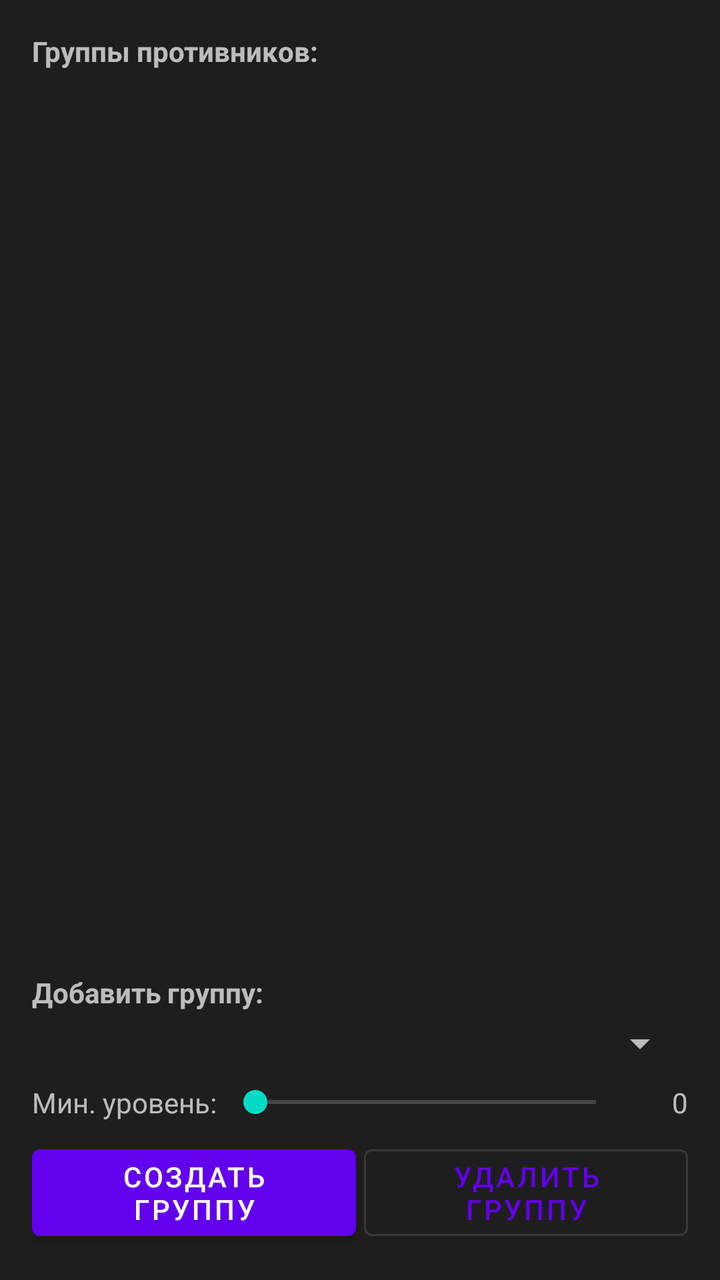
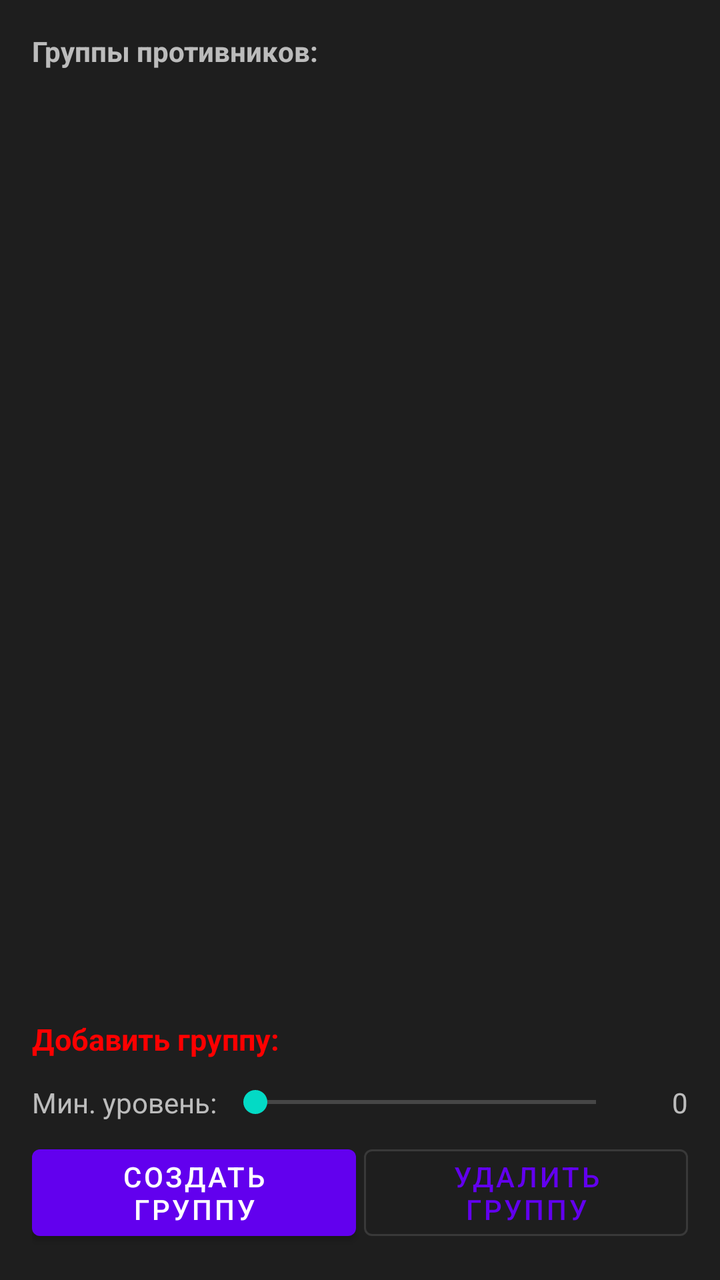

The first picture is an Android layout as it rendered before a commit; the second is the same layout after the commit. The layout source and the unified diff follow.
<!-- AndroidManifest.xml: application theme Theme.ABClient -->
<!-- res/layout/tab_autoboi_groups.xml -->
<?xml version="1.0" encoding="utf-8"?>
<LinearLayout xmlns:android="http://schemas.android.com/apk/res/android"
    android:layout_width="match_parent"
    android:layout_height="match_parent"
    android:orientation="vertical"
    android:padding="16dp"
    android:background="@color/ab_autoboi_bg"
    android:theme="@style/ThemeOverlay.MaterialComponents.Dark">

    
    <TextView
        android:layout_width="match_parent"
        android:layout_height="wrap_content"
        android:text="Группы противников:"
        android:textStyle="bold"
        android:layout_marginBottom="4dp" />

    <androidx.recyclerview.widget.RecyclerView
        android:id="@+id/recyclerGroups"
        android:layout_width="match_parent"
        android:layout_height="0dp"
        android:layout_weight="1"
        android:layout_marginBottom="8dp" />

    
    <TextView
        android:layout_width="match_parent"
        android:layout_height="wrap_content"
        android:text="Добавить группу:"
        android:textStyle="bold"
        android:layout_marginBottom="4dp" />

    <Spinner
        android:id="@+id/spinnerBotClass"
        android:layout_width="match_parent"
        android:layout_height="wrap_content"
        android:layout_marginBottom="8dp" />

    <LinearLayout
        android:layout_width="match_parent"
        android:layout_height="wrap_content"
        android:orientation="horizontal"
        android:gravity="center_vertical"
        android:layout_marginBottom="8dp">

        <TextView
            android:layout_width="wrap_content"
            android:layout_height="wrap_content"
            android:text="Мин. уровень: " />

        <SeekBar
            android:id="@+id/seekNewGroupLevel"
            android:layout_width="0dp"
            android:layout_height="wrap_content"
            android:layout_weight="1"
            android:max="33" />

        <TextView
            android:id="@+id/tvNewGroupLevel"
            android:layout_width="30dp"
            android:layout_height="wrap_content"
            android:gravity="end"
            android:text="0" />

    </LinearLayout>

    <LinearLayout
        android:layout_width="match_parent"
        android:layout_height="wrap_content"
        android:orientation="horizontal">

        <Button
            android:id="@+id/btnCreateGroup"
            android:layout_width="0dp"
            android:layout_height="wrap_content"
            android:layout_weight="1"
            android:text="Создать группу"
            android:layout_marginEnd="4dp" />

        <Button
            android:id="@+id/btnDeleteGroup"
            android:layout_width="0dp"
            android:layout_height="wrap_content"
            android:layout_weight="1"
            android:text="Удалить группу"
            style="@style/Widget.MaterialComponents.Button.OutlinedButton" />

    </LinearLayout>

</LinearLayout>
<!-- resources referenced by this layout -->
<resources>
  <color name="ab_autoboi_bg">#1E1E1E</color>
  <style name="Theme.ABClient" parent="Theme.MaterialComponents.DayNight.DarkActionBar">
          
          <item name="colorPrimary">@color/purple_500</item>
          <item name="colorPrimaryVariant">@color/purple_700</item>
          <item name="colorOnPrimary">@color/white</item>
          
          <item name="colorSecondary">@color/teal_200</item>
          <item name="colorSecondaryVariant">@color/teal_700</item>
          <item name="colorOnSecondary">@color/black</item>
          
          <item name="android:statusBarColor" tools:targetApi="l">?attr/colorPrimaryVariant</item>
          
      </style>
  <color name="purple_500">#FF6200EE</color>
  <color name="purple_700">#FF3700B3</color>
  <color name="white">#FFFFFFFF</color>
  <color name="teal_200">#FF03DAC5</color>
  <color name="teal_700">#FF018786</color>
  <color name="black">#FF000000</color>
</resources>

<!-- the commit's change to res/layout/tab_autoboi_groups.xml (unified diff, before → after) -->
@@ -28,13 +28,18 @@
         android:layout_height="wrap_content"
         android:text="Добавить группу:"
         android:textStyle="bold"
+        android:textSize="15sp"
+        android:textColor="@color/red"
         android:layout_marginBottom="4dp" />
 
     <Spinner
         android:id="@+id/spinnerBotClass"
         android:layout_width="match_parent"
         android:layout_height="wrap_content"
-        android:layout_marginBottom="8dp" />
+        android:layout_marginBottom="8dp"
+        android:background="@drawable/bg_autoboi_spinner_border"
+        android:paddingStart="8dp"
+        android:paddingEnd="8dp" />
 
     <LinearLayout
         android:layout_width="match_parent"
<!-- resource entries referenced after the edit -->
@@ -1,6 +1,17 @@
 <!-- resources referenced by this layout -->
 <resources>
   <color name="ab_autoboi_bg">#1E1E1E</color>
+  <color name="red">#FF0000</color>
+  <!-- drawable bg_autoboi_spinner_border (drawable) -->
+  <?xml version="1.0" encoding="utf-8"?>
+  <shape xmlns:android="http://schemas.android.com/apk/res/android"
+      android:shape="rectangle">
+      <solid android:color="@android:color/transparent" />
+      <stroke
+          android:width="1dp"
+          android:color="@color/purple_500" />
+      <corners android:radius="6dp" />
+  </shape>
   <style name="Theme.ABClient" parent="Theme.MaterialComponents.DayNight.DarkActionBar">
           
           <item name="colorPrimary">@color/purple_500</item>
